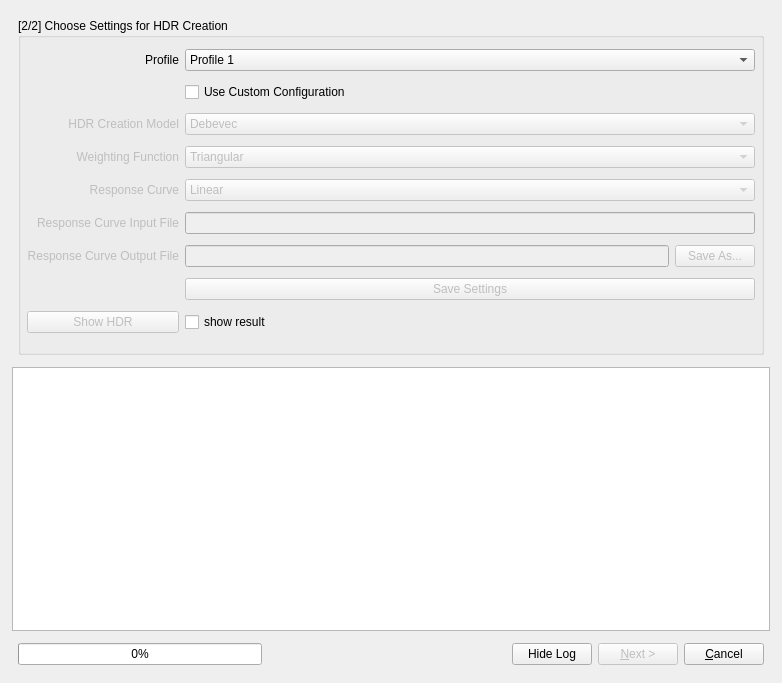
LuminanceHDR/LuminanceHDR, file src/HdrWizard/HdrWizard.ui: the form before one commit.
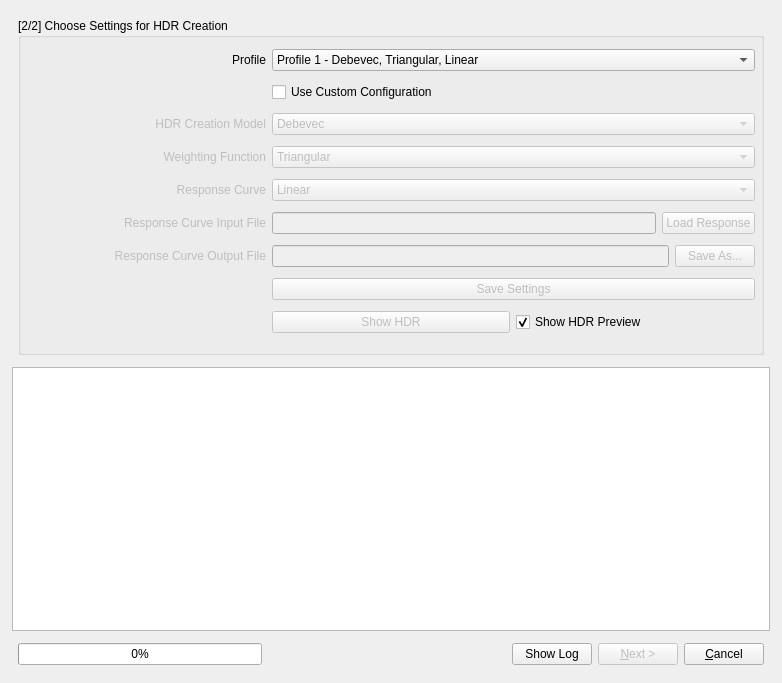
The form after the commit. The open tabs and pages were chosen to show the change. Icons and pictures are not drawn.

Commit message:
fix HdrWizard custom config, BatchHDR.
Allow hdr creation config to be saved in the database, fixes to the UI,
BatchHDR can use custom configs previously saved in the database.

```diff
--- a/src/HdrWizard/HdrWizard.ui
+++ b/src/HdrWizard/HdrWizard.ui
@@ -646,37 +646,39 @@
            <property name="title">
             <string>[2/2] Choose Settings for HDR Creation</string>
            </property>
-           <layout class="QGridLayout" name="gridLayout2">
-            <item row="7" column="2">
-             <widget class="QPushButton" name="pushButtonSaveSettings">
-              <property name="enabled">
-               <bool>false</bool>
-              </property>
+           <layout class="QGridLayout" name="gridLayout_14">
+            <item row="0" column="0">
+             <widget class="QLabel" name="profileLabel">
               <property name="text">
-               <string>Save Settings</string>
+               <string>Profile</string>
               </property>
-              <property name="autoDefault">
-               <bool>false</bool>
+              <property name="alignment">
+               <set>Qt::AlignRight|Qt::AlignTrailing|Qt::AlignVCenter</set>
               </property>
+              <property name="wordWrap">
+               <bool>true</bool>
+              </property>
              </widget>
             </item>
-            <item row="6" column="2">
-             <layout class="QHBoxLayout" name="horizontalLayout_11">
+            <item row="0" column="1" colspan="2">
+             <widget class="QComboBox" name="profileComboBox">
+              <property name="minimumSize">
+               <size>
+                <width>250</width>
+                <height>0</height>
+               </size>
+              </property>
+              <property name="toolTip">
+               <string>&lt;!DOCTYPE HTML PUBLIC &quot;-//W3C//DTD HTML 4.0//EN&quot; &quot;http://www.w3.org/TR/REC-html40/strict.dtd&quot;&gt;
+&lt;html&gt;&lt;head&gt;&lt;meta name=&quot;qrichtext&quot; content=&quot;1&quot; /&gt;&lt;style type=&quot;text/css&quot;&gt;
+p, li { white-space: pre-wrap; }
+&lt;/style&gt;&lt;/head&gt;&lt;body style=&quot; font-family:'DejaVu Sans'; font-size:9pt; font-weight:400; font-style:normal;&quot;&gt;
+&lt;p style=&quot; margin-top:0px; margin-bottom:0px; margin-left:0px; margin-right:0px; -qt-block-indent:0; text-indent:0px;&quot;&gt;&lt;span style=&quot; font-family:'Sans Serif';&quot;&gt;The first predefined profile in the list usually leads to best results. Change it only if the resulting HDR image is not good enough.&lt;/span&gt;&lt;/p&gt;&lt;/body&gt;&lt;/html&gt;</string>
+              </property>
               <item>
-               <widget class="QLineEdit" name="CurveFileNameSaveLineEdit">
-                <property name="enabled">
-                 <bool>false</bool>
-                </property>
-                <property name="minimumSize">
-                 <size>
-                  <width>240</width>
-                  <height>0</height>
-                 </size>
-                </property>
-                <property name="readOnly">
-                 <bool>true</bool>
-                </property>
-               </widget>
+               <property name="text">
+                <string>Profile 1 - Debevec, Triangular, Linear</string>
+               </property>
               </item>
               <item>
                <widget class="QPushButton" name="saveRespCurveFileButton">
@@ -691,7 +693,40 @@
                 </property>
                </widget>
               </item>
-             </layout>
+              <item>
+               <property name="text">
+                <string>Profile 3 - Debevec, Plateau, Linear</string>
+               </property>
+              </item>
+              <item>
+               <property name="text">
+                <string>Profile 4 - Debevec, Plateau, Gamma</string>
+               </property>
+              </item>
+              <item>
+               <property name="text">
+                <string>Profile 5 - Debevec, Gaussian, Linear</string>
+               </property>
+              </item>
+              <item>
+               <property name="text">
+                <string>Profile 6 - Debevec, Gaussian, Gamma</string>
+               </property>
+              </item>
+             </widget>
+            </item>
+            <item row="1" column="1" colspan="2">
+             <widget class="QCheckBox" name="customConfigCheckBox">
+              <property name="toolTip">
+               <string>Use this only if the default profiles above do not yield good results</string>
+              </property>
+              <property name="text">
+               <string>Use Custom Configuration</string>
+              </property>
+              <property name="checked">
+               <bool>false</bool>
+              </property>
+             </widget>
             </item>
             <item row="2" column="0">
              <widget class="QLabel" name="modelLabel">
@@ -706,33 +741,32 @@
               </property>
              </widget>
             </item>
-            <item row="5" column="2">
-             <widget class="QLineEdit" name="RespCurveFileLoadedLineEdit">
+            <item row="2" column="1" colspan="2">
+             <widget class="QComboBox" name="modelComboBox">
               <property name="enabled">
                <bool>false</bool>
               </property>
               <property name="minimumSize">
                <size>
-                <width>240</width>
+                <width>250</width>
                 <height>0</height>
                </size>
               </property>
-              <property name="readOnly">
-               <bool>true</bool>
-              </property>
-             </widget>
-            </item>
-            <item row="6" column="0">
-             <widget class="QLabel" name="responseCurveOutputFileLabel">
-              <property name="enabled">
-               <bool>false</bool>
-              </property>
-              <property name="text">
-               <string>Response Curve Output File</string>
-              </property>
-              <property name="alignment">
-               <set>Qt::AlignRight|Qt::AlignTrailing|Qt::AlignVCenter</set>
-              </property>
+              <item>
+               <property name="text">
+                <string>Debevec</string>
+               </property>
+              </item>
+              <item>
+               <property name="text">
+                <string>Robertson (Simple)</string>
+               </property>
+              </item>
+              <item>
+               <property name="text">
+                <string>Robertson (Response Recovery)</string>
+               </property>
+              </item>
              </widget>
             </item>
             <item row="3" column="0">
@@ -748,20 +782,53 @@
               </property>
              </widget>
             </item>
-            <item row="5" column="0">
-             <widget class="QLabel" name="responseCurveInputFileLabel">
+            <item row="3" column="1" colspan="2">
+             <widget class="QComboBox" name="weightFunctionComboBox">
+              <property name="enabled">
+               <bool>false</bool>
+              </property>
+              <property name="minimumSize">
+               <size>
+                <width>250</width>
+                <height>0</height>
+               </size>
+              </property>
+              <item>
+               <property name="text">
+                <string>Triangular</string>
+               </property>
+              </item>
+              <item>
+               <property name="text">
+                <string>Gaussian</string>
+               </property>
+              </item>
+              <item>
+               <property name="text">
+                <string>Plateau</string>
+               </property>
+              </item>
+              <item>
+               <property name="text">
+                <string>Flat</string>
+               </property>
+              </item>
+             </widget>
+            </item>
+            <item row="4" column="0">
+             <widget class="QLabel" name="responseCurveLabel">
               <property name="enabled">
                <bool>false</bool>
               </property>
               <property name="text">
-               <string>Response Curve Input File</string>
+               <string>Response Curve</string>
               </property>
               <property name="alignment">
                <set>Qt::AlignRight|Qt::AlignTrailing|Qt::AlignVCenter</set>
               </property>
              </widget>
             </item>
-            <item row="4" column="2">
+            <item row="4" column="1" colspan="2">
              <widget class="QComboBox" name="responseCurveComboBox">
               <property name="enabled">
                <bool>false</bool>
@@ -805,165 +872,109 @@
               </item>
              </widget>
             </item>
-            <item row="3" column="2">
-             <widget class="QComboBox" name="weightFunctionComboBox">
+            <item row="5" column="0">
+             <widget class="QLabel" name="responseCurveInputFileLabel">
               <property name="enabled">
                <bool>false</bool>
               </property>
-              <property name="minimumSize">
-               <size>
-                <width>250</width>
-                <height>0</height>
-               </size>
-              </property>
-              <item>
-               <property name="text">
-                <string>Triangular</string>
-               </property>
-              </item>
-              <item>
-               <property name="text">
-                <string>Gaussian</string>
-               </property>
-              </item>
-              <item>
-               <property name="text">
-                <string>Plateau</string>
-               </property>
-              </item>
-              <item>
-               <property name="text">
-                <string>Flat</string>
-               </property>
-              </item>
-             </widget>
-            </item>
-            <item row="0" column="0">
-             <widget class="QLabel" name="profileLabel">
               <property name="text">
-               <string>Profile</string>
+               <string>Response Curve Input File</string>
               </property>
               <property name="alignment">
                <set>Qt::AlignRight|Qt::AlignTrailing|Qt::AlignVCenter</set>
               </property>
-              <property name="wordWrap">
-               <bool>true</bool>
-              </property>
              </widget>
             </item>
-            <item row="4" column="0">
-             <widget class="QLabel" name="responseCurveLabel">
-              <property name="enabled">
-               <bool>false</bool>
-              </property>
-              <property name="text">
-               <string>Response Curve</string>
-              </property>
-              <property name="alignment">
-               <set>Qt::AlignRight|Qt::AlignTrailing|Qt::AlignVCenter</set>
-              </property>
-             </widget>
-            </item>
-            <item row="0" column="2">
-             <widget class="QComboBox" name="profileComboBox">
-              <property name="minimumSize">
-               <size>
-                <width>250</width>
-                <height>0</height>
-               </size>
-              </property>
-              <property name="toolTip">
-               <string>&lt;!DOCTYPE HTML PUBLIC &quot;-//W3C//DTD HTML 4.0//EN&quot; &quot;http://www.w3.org/TR/REC-html40/strict.dtd&quot;&gt;
-&lt;html&gt;&lt;head&gt;&lt;meta name=&quot;qrichtext&quot; content=&quot;1&quot; /&gt;&lt;style type=&quot;text/css&quot;&gt;
-p, li { white-space: pre-wrap; }
-&lt;/style&gt;&lt;/head&gt;&lt;body style=&quot; font-family:'DejaVu Sans'; font-size:9pt; font-weight:400; font-style:normal;&quot;&gt;
-&lt;p style=&quot; margin-top:0px; margin-bottom:0px; margin-left:0px; margin-right:0px; -qt-block-indent:0; text-indent:0px;&quot;&gt;&lt;span style=&quot; font-family:'Sans Serif';&quot;&gt;The first predefined profile in the list usually leads to best results. Change it only if the resulting HDR image is not good enough.&lt;/span&gt;&lt;/p&gt;&lt;/body&gt;&lt;/html&gt;</string>
-              </property>
-              <item>
-               <property name="text">
-                <string>Profile 1</string>
-               </property>
-              </item>
-              <item>
-               <property name="text">
-                <string>Profile 2</string>
-               </property>
-              </item>
-              <item>
-               <property name="text">
-                <string>Profile 3</string>
-               </property>
-              </item>
-              <item>
-               <property name="text">
-                <string>Profile 4</string>
-               </property>
-              </item>
-              <item>
-               <property name="text">
-                <string>Profile 5</string>
-               </property>
-              </item>
-              <item>
-               <property name="text">
-                <string>Profile 6</string>
-               </property>
-              </item>
-             </widget>
-            </item>
-            <item row="1" column="2">
-             <widget class="QCheckBox" name="customConfigCheckBox">
-              <property name="toolTip">
-               <string>Use this only if the default profiles above do not yield good results</string>
-              </property>
-              <property name="text">
-               <string>Use Custom Configuration</string>
-              </property>
-              <property name="checked">
-               <bool>false</bool>
-              </property>
-             </widget>
-            </item>
-            <item row="2" column="2">
-             <widget class="QComboBox" name="modelComboBox">
-              <property name="enabled">
-               <bool>false</bool>
-              </property>
-              <property name="minimumSize">
-               <size>
-                <width>250</width>
-                <height>0</height>
-               </size>
-              </property>
-              <item>
-               <property name="text">
-                <string>Debevec</string>
-               </property>
-              </item>
-              <item>
-               <property name="text">
-                <string>Robertson (Simple)</string>
-               </property>
-              </item>
-              <item>
-               <property name="text">
-                <string>Robertson (Response Recovery)</string>
-               </property>
-              </item>
-             </widget>
-            </item>
-            <item row="8" column="2">
+            <item row="5" column="1" colspan="2">
              <layout class="QHBoxLayout" name="horizontalLayout_6">
               <item>
-               <widget class="QCheckBox" name="hdrPreviewCheckBox">
+               <widget class="QLineEdit" name="RespCurveFileLoadedLineEdit">
+                <property name="enabled">
+                 <bool>false</bool>
+                </property>
+                <property name="minimumSize">
+                 <size>
+                  <width>240</width>
+                  <height>0</height>
+                 </size>
+                </property>
+                <property name="readOnly">
+                 <bool>true</bool>
+                </property>
+               </widget>
+              </item>
+              <item>
+               <widget class="QPushButton" name="loadRespCurveFileButton">
+                <property name="enabled">
+                 <bool>false</bool>
+                </property>
                 <property name="text">
-                 <string>show result</string>
+                 <string>Load Response</string>
                 </property>
                </widget>
               </item>
              </layout>
             </item>
-            <item row="8" column="0">
+            <item row="6" column="0">
+             <widget class="QLabel" name="responseCurveOutputFileLabel">
+              <property name="enabled">
+               <bool>false</bool>
+              </property>
+              <property name="text">
+               <string>Response Curve Output File</string>
+              </property>
+              <property name="alignment">
+               <set>Qt::AlignRight|Qt::AlignTrailing|Qt::AlignVCenter</set>
+              </property>
+             </widget>
+            </item>
+            <item row="6" column="1" colspan="2">
+             <layout class="QHBoxLayout" name="horizontalLayout_11">
+              <item>
+               <widget class="QLineEdit" name="CurveFileNameSaveLineEdit">
+                <property name="enabled">
+                 <bool>false</bool>
+                </property>
+                <property name="minimumSize">
+                 <size>
+                  <width>240</width>
+                  <height>0</height>
+                 </size>
+                </property>
+                <property name="readOnly">
+                 <bool>true</bool>
+                </property>
+               </widget>
+              </item>
+              <item>
+               <widget class="QPushButton" name="saveRespCurveFileButton">
+                <property name="enabled">
+                 <bool>false</bool>
+                </property>
+                <property name="text">
+                 <string>Save As...</string>
+                </property>
+                <property name="autoDefault">
+                 <bool>false</bool>
+                </property>
+               </widget>
+              </item>
+             </layout>
+            </item>
+            <item row="7" column="1" colspan="2">
+             <widget class="QPushButton" name="pushButtonSaveSettings">
+              <property name="enabled">
+               <bool>false</bool>
+              </property>
+              <property name="text">
+               <string>Save Settings</string>
+              </property>
+              <property name="autoDefault">
+               <bool>false</bool>
+              </property>
+             </widget>
+            </item>
+            <item row="8" column="1">
              <widget class="QPushButton" name="hdrPreviewButton">
               <property name="enabled">
                <bool>false</bool>
@@ -973,6 +984,16 @@
               </property>
              </widget>
             </item>
+            <item row="8" column="2">
+             <widget class="QCheckBox" name="hdrPreviewCheckBox">
+              <property name="text">
+               <string>Show HDR Preview</string>
+              </property>
+              <property name="checked">
+               <bool>true</bool>
+              </property>
+             </widget>
+            </item>
            </layout>
           </widget>
          </item>
@@ -1027,7 +1048,7 @@
        <item>
         <widget class="QPushButton" name="HideLogButton">
          <property name="text">
-          <string>Hide Log</string>
+          <string>Show Log</string>
          </property>
          <property name="checkable">
           <bool>true</bool>
```
Left out of the diff: 128 changed lines with no effect on the pictures. The commit also changes 12 other files.
